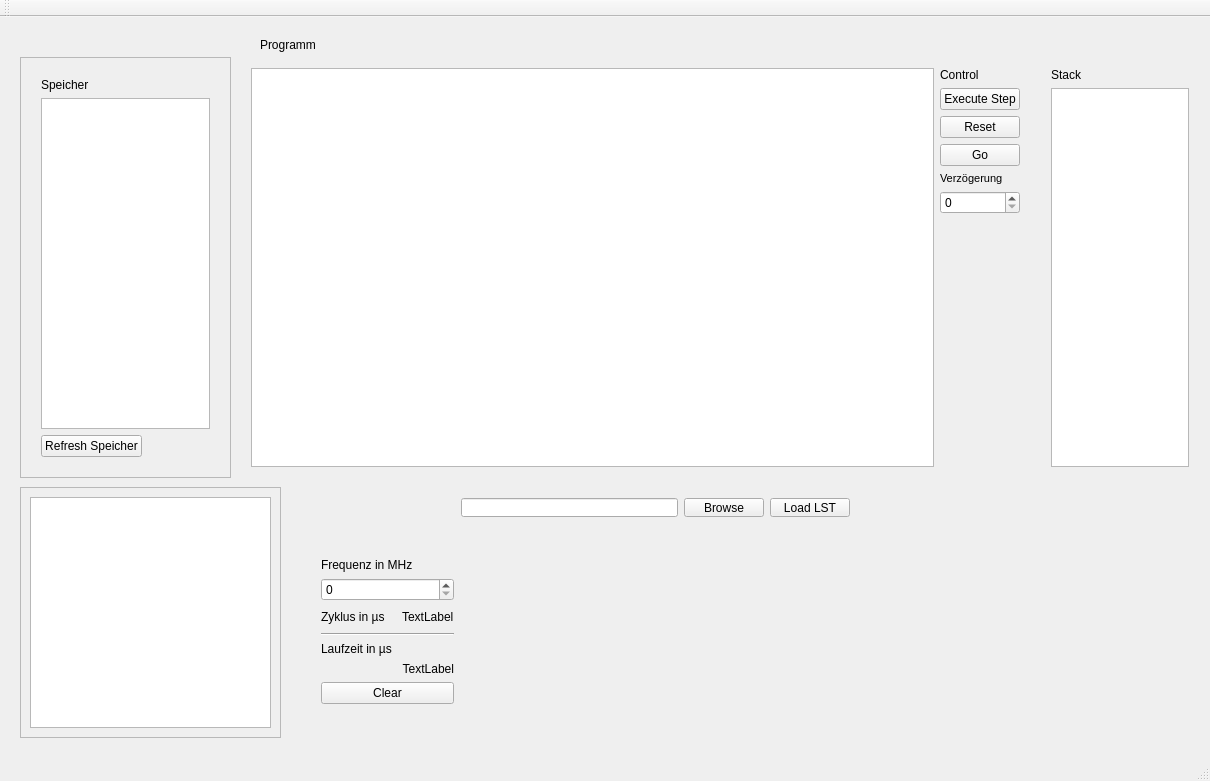
This is PICSimu/mainwindow.ui in Benedikt1992/PICSimu as Qt 5 draws it before an edit. The edited form follows.
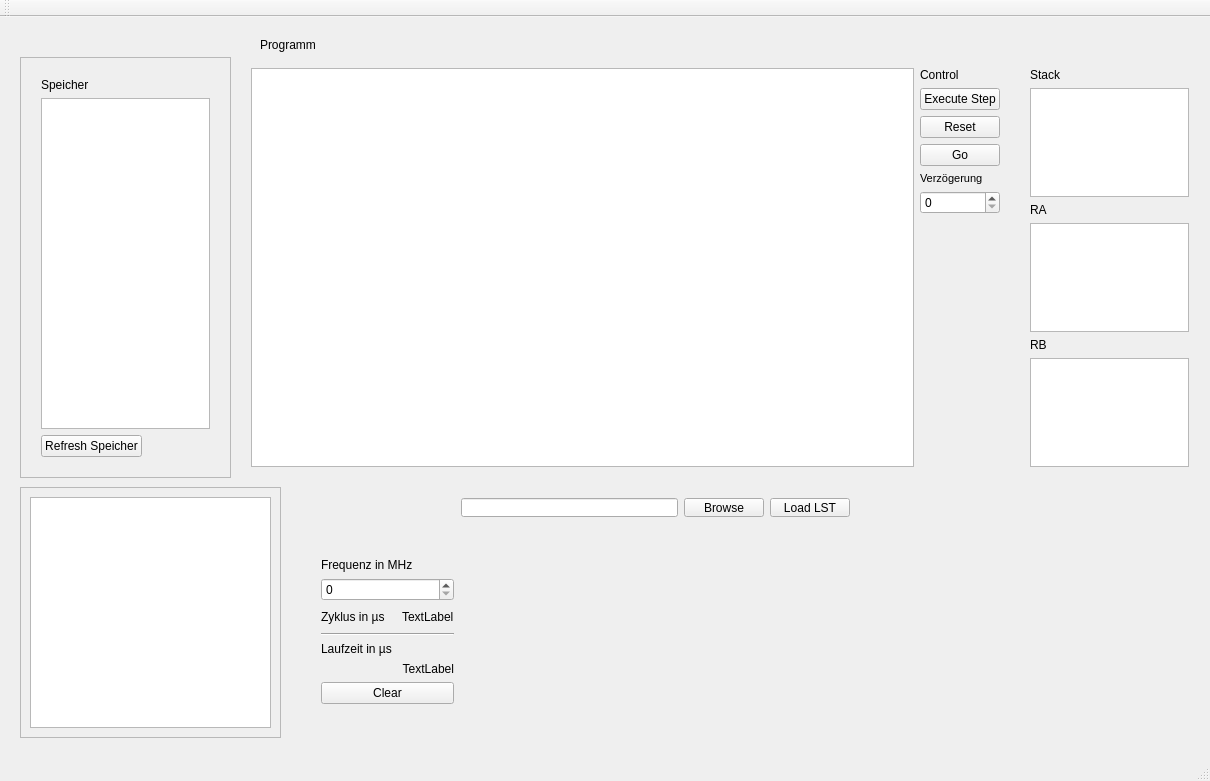
This is the edited form.

Commit message: RA und RB in die GUI integriert - Interrupt Flags nicht beachtet

What changed in the file:
```diff
--- a/PICSimu/mainwindow.ui
+++ b/PICSimu/mainwindow.ui
@@ -123,7 +123,7 @@
      <rect>
       <x>240</x>
       <y>40</y>
-      <width>791</width>
+      <width>771</width>
       <height>421</height>
      </rect>
     </property>
@@ -315,9 +315,9 @@
    <widget class="QWidget" name="verticalLayoutWidget_3">
     <property name="geometry">
      <rect>
-      <x>1040</x>
+      <x>1019</x>
       <y>40</y>
-      <width>160</width>
+      <width>181</width>
       <height>421</height>
      </rect>
     </property>
@@ -332,6 +332,26 @@
      <item>
       <widget class="QListWidget" name="lw_stack"/>
      </item>
+     <item>
+      <widget class="QLabel" name="label_8">
+       <property name="text">
+        <string>RA</string>
+       </property>
+      </widget>
+     </item>
+     <item>
+      <widget class="QTableWidget" name="tw_RA"/>
+     </item>
+     <item>
+      <widget class="QLabel" name="label_9">
+       <property name="text">
+        <string>RB</string>
+       </property>
+      </widget>
+     </item>
+     <item>
+      <widget class="QTableWidget" name="tw_RB"/>
+     </item>
     </layout>
    </widget>
   </widget>
```
The commit also changes 6 other files.
